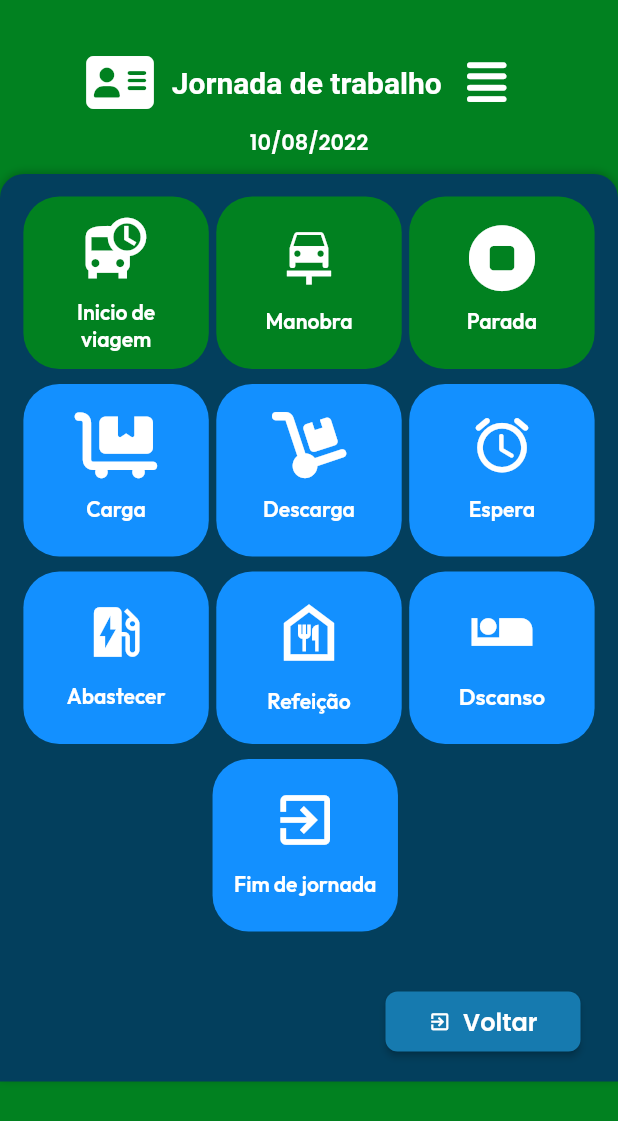
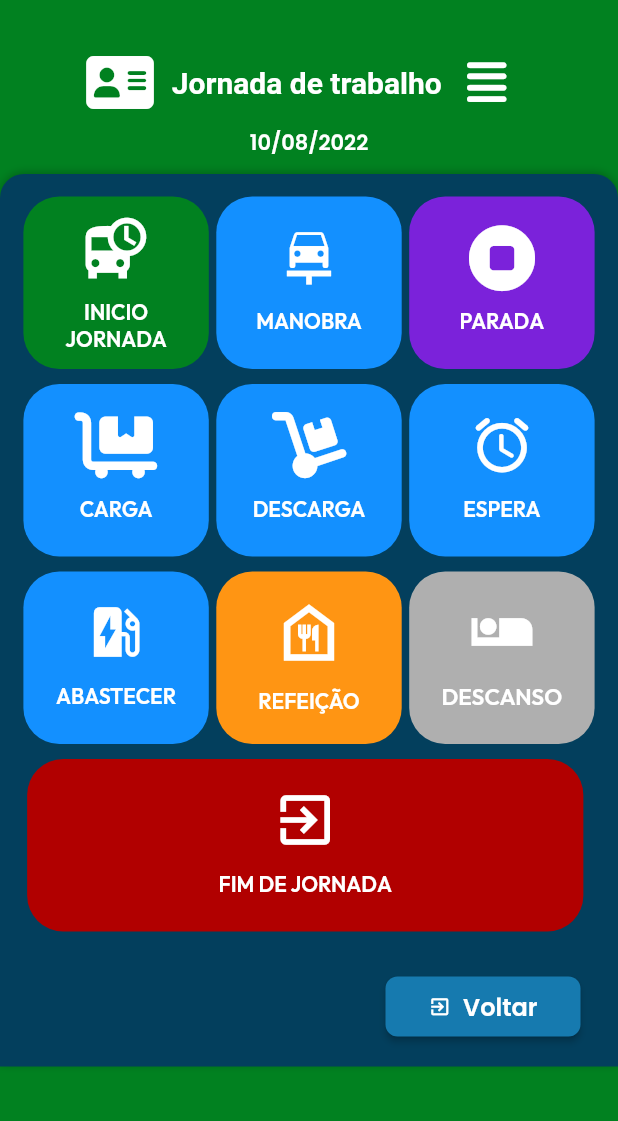
Before and after one commit to programadoresemacaoSA/dfleet, a Flutter app: the JornadaDeTrabalhoWidget screen opened directly, on a phone screen of 412 x 824 dp. Shown: the top 1121 px of the screen. Run offline on Flutter 3.47's test engine with Material 2 defaults, Android fonts, the phone set to English and light mode, and no system bars; drawn by our look-alikes of auto_size_text, flutter_animate; our stand-ins replace badges, equatable, font_awesome_flutter, from_css_color, google_fonts, page_transition and 2 more; missing offline and left inert: internet_file, json_path, pdfx; accounts and stored records are empty; network calls fail; Roboto replaces fonts that are missing (Lexend Deca).

Commit message:
Updating to latest FlutterFlow output.

```diff
--- a/lib/jornada_de_trabalho/jornada_de_trabalho_widget.dart
+++ b/lib/jornada_de_trabalho/jornada_de_trabalho_widget.dart
@@ -381,7 +381,7 @@ class _JornadaDeTrabalhoWidgetState extends State<JornadaDeTrabalhoWidget>
                                                 EdgeInsetsDirectional.fromSTEB(
                                                     0, 12, 0, 4),
                                             child: Text(
-                                              'Inicio de viagem',
+                                              'INICIO JORNADA',
                                               textAlign: TextAlign.center,
                                               style:
                                                   FlutterFlowTheme.of(context)
@@ -414,7 +414,7 @@ class _JornadaDeTrabalhoWidgetState extends State<JornadaDeTrabalhoWidget>
                                         MediaQuery.of(context).size.width * 0.3,
                                     height: 115,
                                     decoration: BoxDecoration(
-                                      color: Color(0xFF018120),
+                                      color: Color(0xFF1390FF),
                                       borderRadius: BorderRadius.circular(24),
                                     ),
                                     child: Padding(
@@ -435,7 +435,7 @@ class _JornadaDeTrabalhoWidgetState extends State<JornadaDeTrabalhoWidget>
                                                 EdgeInsetsDirectional.fromSTEB(
                                                     0, 12, 0, 4),
                                             child: Text(
-                                              'Manobra',
+                                              'MANOBRA',
                                               textAlign: TextAlign.center,
                                               style:
                                                   FlutterFlowTheme.of(context)
@@ -465,7 +465,7 @@ class _JornadaDeTrabalhoWidgetState extends State<JornadaDeTrabalhoWidget>
                                       MediaQuery.of(context).size.width * 0.3,
                                   height: 115,
                                   decoration: BoxDecoration(
-                                    color: Color(0xFF018120),
+                                    color: Color(0xFF7B22DA),
                                     borderRadius: BorderRadius.circular(24),
                                   ),
                                   child: Padding(
@@ -486,7 +486,7 @@ class _JornadaDeTrabalhoWidgetState extends State<JornadaDeTrabalhoWidget>
                                               EdgeInsetsDirectional.fromSTEB(
                                                   0, 12, 0, 4),
                                           child: Text(
-                                            'Parada',
+                                            'PARADA',
                                             textAlign: TextAlign.center,
                                             style: FlutterFlowTheme.of(context)
                                                 .title1
@@ -546,7 +546,7 @@ class _JornadaDeTrabalhoWidgetState extends State<JornadaDeTrabalhoWidget>
                                                 EdgeInsetsDirectional.fromSTEB(
                                                     0, 12, 0, 4),
                                             child: Text(
-                                              'Carga',
+                                              'CARGA',
                                               textAlign: TextAlign.center,
                                               style:
                                                   FlutterFlowTheme.of(context)
@@ -600,7 +600,7 @@ class _JornadaDeTrabalhoWidgetState extends State<JornadaDeTrabalhoWidget>
                                                 EdgeInsetsDirectional.fromSTEB(
                                                     0, 12, 0, 4),
                                             child: Text(
-                                              'Descarga',
+                                              'DESCARGA',
                                               textAlign: TextAlign.center,
                                               style:
                                                   FlutterFlowTheme.of(context)
@@ -651,7 +651,7 @@ class _JornadaDeTrabalhoWidgetState extends State<JornadaDeTrabalhoWidget>
                                               EdgeInsetsDirectional.fromSTEB(
                                                   0, 12, 0, 4),
                                           child: Text(
-                                            'Espera',
+                                            'ESPERA',
                                             textAlign: TextAlign.center,
                                             style: FlutterFlowTheme.of(context)
                                                 .title1
@@ -711,7 +711,7 @@ class _JornadaDeTrabalhoWidgetState extends State<JornadaDeTrabalhoWidget>
                                                 EdgeInsetsDirectional.fromSTEB(
                                                     0, 12, 0, 4),
                                             child: Text(
-                                              'Abastecer',
+                                              'ABASTECER',
                                               textAlign: TextAlign.center,
                                               style:
                                                   FlutterFlowTheme.of(context)
@@ -744,7 +744,7 @@ class _JornadaDeTrabalhoWidgetState extends State<JornadaDeTrabalhoWidget>
                                         MediaQuery.of(context).size.width * 0.3,
                                     height: 115,
                                     decoration: BoxDecoration(
-                                      color: Color(0xFF1390FF),
+                                      color: Color(0xFFFF9513),
                                       borderRadius: BorderRadius.circular(24),
                                     ),
                                     child: Padding(
@@ -765,7 +765,7 @@ class _JornadaDeTrabalhoWidgetState extends State<JornadaDeTrabalhoWidget>
                                                 EdgeInsetsDirectional.fromSTEB(
                                                     0, 12, 0, 4),
                                             child: Text(
-                                              'Refeição',
+                                              'REFEIÇÃO',
                                               textAlign: TextAlign.center,
                                               style:
                                                   FlutterFlowTheme.of(context)
@@ -795,7 +795,7 @@ class _JornadaDeTrabalhoWidgetState extends State<JornadaDeTrabalhoWidget>
                                       MediaQuery.of(context).size.width * 0.3,
                                   height: 115,
                                   decoration: BoxDecoration(
-                                    color: Color(0xFF1390FF),
+                                    color: Color(0xFFAFAFAF),
                                     borderRadius: BorderRadius.circular(24),
                                   ),
                                   child: Padding(
@@ -816,7 +816,7 @@ class _JornadaDeTrabalhoWidgetState extends State<JornadaDeTrabalhoWidget>
                                               EdgeInsetsDirectional.fromSTEB(
                                                   0, 12, 0, 4),
                                           child: Text(
-                                            'Dscanso',
+                                            'DESCANSO',
                                             textAlign: TextAlign.center,
                                             style: FlutterFlowTheme.of(context)
                                                 .title1
@@ -852,10 +852,10 @@ class _JornadaDeTrabalhoWidgetState extends State<JornadaDeTrabalhoWidget>
                                 children: [
                                   Container(
                                     width:
-                                        MediaQuery.of(context).size.width * 0.3,
+                                        MediaQuery.of(context).size.width * 0.9,
                                     height: 115,
                                     decoration: BoxDecoration(
-                                      color: Color(0xFF1390FF),
+                                      color: Color(0xFFB10000),
                                       borderRadius: BorderRadius.circular(24),
                                     ),
                                     child: Padding(
@@ -876,7 +876,7 @@ class _JornadaDeTrabalhoWidgetState extends State<JornadaDeTrabalhoWidget>
                                                 EdgeInsetsDirectional.fromSTEB(
                                                     0, 12, 0, 4),
                                             child: Text(
-                                              'Fim de jornada',
+                                              'FIM DE JORNADA',
                                               textAlign: TextAlign.center,
                                               style:
                                                   FlutterFlowTheme.of(context)
@@ -916,7 +916,7 @@ class _JornadaDeTrabalhoWidgetState extends State<JornadaDeTrabalhoWidget>
                                 children: [
                                   Padding(
                                     padding: EdgeInsetsDirectional.fromSTEB(
-                                        0, 20, 25, 0),
+                                        0, 10, 25, 0),
                                     child: FFButtonWidget(
                                       onPressed: () async {
                                         await Navigator.push(
```
